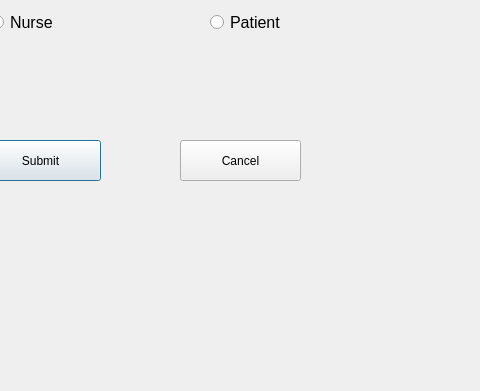
Above: Sqlite_DB/record.ui from AnishBharati/Qt-HMS before the change; both pictures show x 490 to 970 and y 280 to 671 of the 1198 by 671 pixel window. Below: the same form after it.
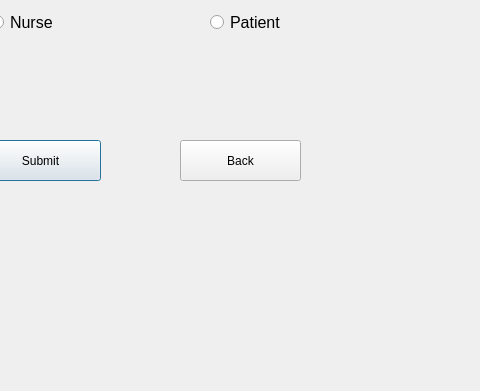
That is the form after the change.

```diff
--- a/Sqlite_DB/record.ui
+++ b/Sqlite_DB/record.ui
@@ -74,7 +74,7 @@
     </rect>
    </property>
    <property name="text">
-    <string>Cancel</string>
+    <string>Back</string>
    </property>
   </widget>
   <widget class="QLabel" name="label_4">
```
